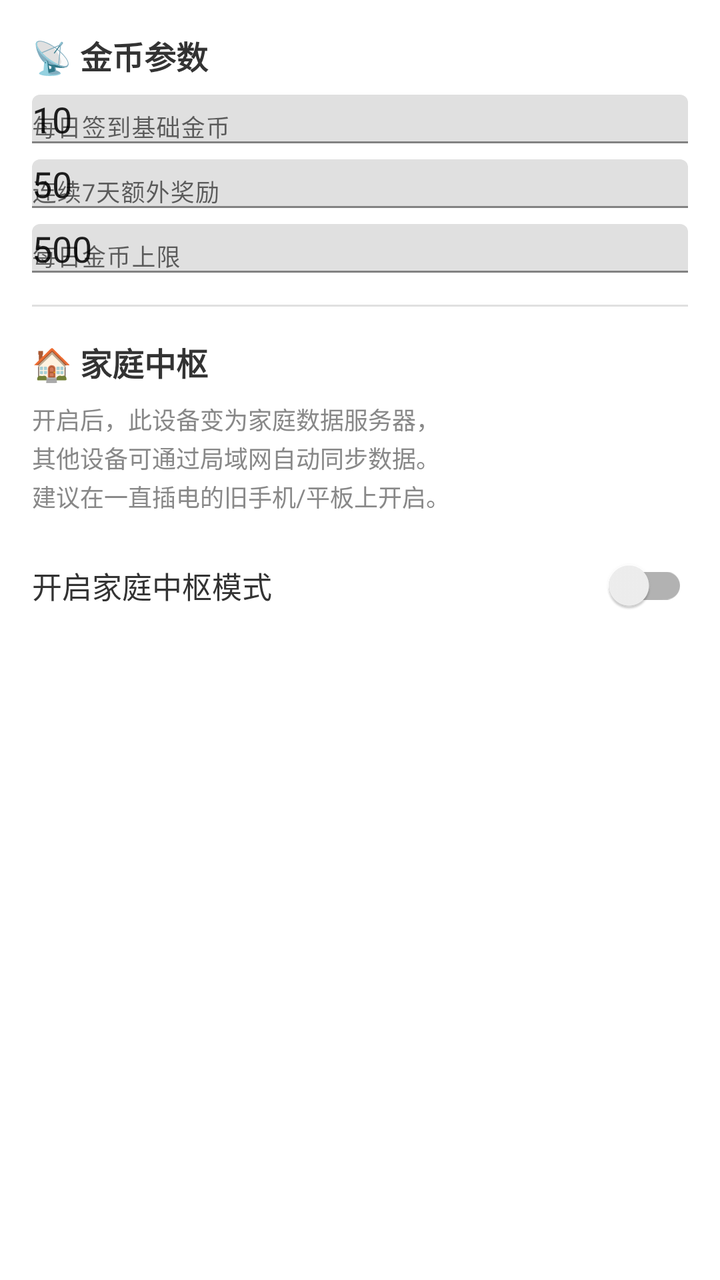
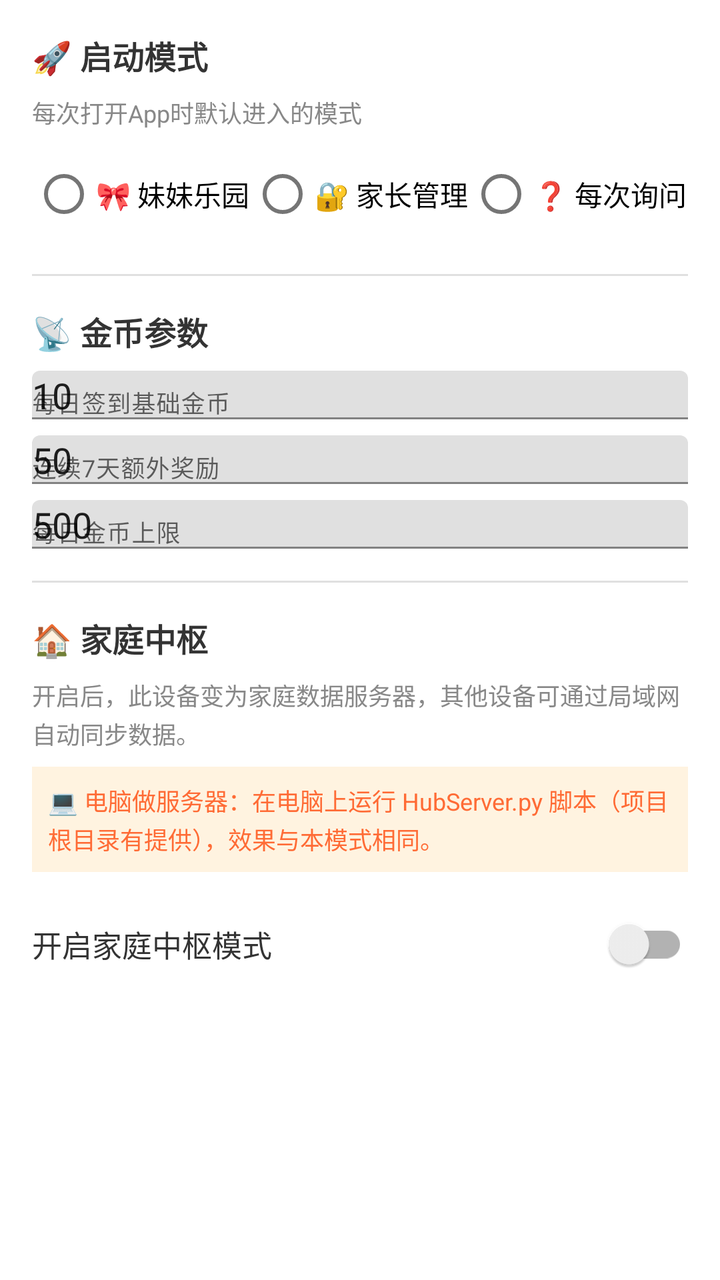

An Android layout rendered at two revisions. The XML below is the earlier revision; the diff shows what the commit changed to produce the second picture.
<!-- AndroidManifest.xml: application theme Theme.HabitTracker -->
<!-- res/layout/dialog_settings.xml -->
<?xml version="1.0" encoding="utf-8"?>
<LinearLayout xmlns:android="http://schemas.android.com/apk/res/android"
    android:layout_width="match_parent"
    android:layout_height="wrap_content"
    android:orientation="vertical"
    android:padding="16dp">

    <TextView
        android:layout_width="match_parent"
        android:layout_height="wrap_content"
        android:text="📡 金币参数"
        android:textSize="16sp"
        android:textStyle="bold"
        android:textColor="@color/text_primary"
        android:layout_marginBottom="8dp" />

    <com.google.android.material.textfield.TextInputLayout
        android:layout_width="match_parent"
        android:layout_height="wrap_content"
        android:hint="每日签到基础金币"
        android:layout_marginBottom="8dp">

        <android.widget.EditText
            android:id="@+id/et_base_reward"
            android:layout_width="match_parent"
            android:layout_height="wrap_content"
            android:inputType="number"
            android:text="10" />

    </com.google.android.material.textfield.TextInputLayout>

    <com.google.android.material.textfield.TextInputLayout
        android:layout_width="match_parent"
        android:layout_height="wrap_content"
        android:hint="连续7天额外奖励"
        android:layout_marginBottom="8dp">

        <android.widget.EditText
            android:id="@+id/et_streak7"
            android:layout_width="match_parent"
            android:layout_height="wrap_content"
            android:inputType="number"
            android:text="50" />

    </com.google.android.material.textfield.TextInputLayout>

    <com.google.android.material.textfield.TextInputLayout
        android:layout_width="match_parent"
        android:layout_height="wrap_content"
        android:hint="每日金币上限"
        android:layout_marginBottom="16dp">

        <android.widget.EditText
            android:id="@+id/et_max_daily"
            android:layout_width="match_parent"
            android:layout_height="wrap_content"
            android:inputType="number"
            android:text="500" />

    </com.google.android.material.textfield.TextInputLayout>

    
    <View
        android:layout_width="match_parent"
        android:layout_height="1dp"
        android:background="#E0E0E0"
        android:layout_marginBottom="16dp" />

    <TextView
        android:layout_width="match_parent"
        android:layout_height="wrap_content"
        android:text="🏠 家庭中枢"
        android:textSize="16sp"
        android:textStyle="bold"
        android:textColor="@color/text_primary"
        android:layout_marginBottom="8dp" />

    <TextView
        android:layout_width="match_parent"
        android:layout_height="wrap_content"
        android:text="开启后，此设备变为家庭数据服务器，\n其他设备可通过局域网自动同步数据。\n建议在一直插电的旧手机/平板上开启。"
        android:textSize="12sp"
        android:textColor="@color/text_secondary"
        android:lineSpacingExtra="2dp"
        android:layout_marginBottom="12dp" />

    <LinearLayout
        android:layout_width="match_parent"
        android:layout_height="wrap_content"
        android:orientation="horizontal"
        android:gravity="center_vertical">

        <TextView
            android:layout_width="0dp"
            android:layout_height="wrap_content"
            android:layout_weight="1"
            android:text="开启家庭中枢模式"
            android:textSize="15sp"
            android:textColor="@color/text_primary" />

        <androidx.appcompat.widget.SwitchCompat
            android:id="@+id/switch_hub_mode"
            android:layout_width="wrap_content"
            android:layout_height="wrap_content" />

    </LinearLayout>

</LinearLayout>
<!-- resources referenced by this layout -->
<resources>
  <color name="text_primary">#333333</color>
  <color name="text_secondary">#888888</color>
  <style name="Theme.HabitTracker" parent="Theme.MaterialComponents.Light.NoActionBar">
          <item name="colorPrimary">@color/child_pink</item>
          <item name="colorPrimaryVariant">@color/child_pink_light</item>
          <item name="colorOnPrimary">@color/white</item>
          <item name="colorSecondary">@color/child_green</item>
          <item name="android:statusBarColor">@color/child_pink_light</item>
      </style>
  <color name="child_pink">#FF6B9D</color>
  <color name="child_pink_light">#FFF0F5</color>
  <color name="white">#FFFFFF</color>
  <color name="child_green">#4CAF50</color>
</resources>

<!-- the commit's change to res/layout/dialog_settings.xml (unified diff, before → after) -->
@@ -1,108 +1,181 @@
 <?xml version="1.0" encoding="utf-8"?>
-<LinearLayout xmlns:android="http://schemas.android.com/apk/res/android"
+<ScrollView xmlns:android="http://schemas.android.com/apk/res/android"
     android:layout_width="match_parent"
-    android:layout_height="wrap_content"
-    android:orientation="vertical"
-    android:padding="16dp">
-
-    <TextView
-        android:layout_width="match_parent"
-        android:layout_height="wrap_content"
-        android:text="📡 金币参数"
-        android:textSize="16sp"
-        android:textStyle="bold"
-        android:textColor="@color/text_primary"
-        android:layout_marginBottom="8dp" />
-
-    <com.google.android.material.textfield.TextInputLayout
-        android:layout_width="match_parent"
-        android:layout_height="wrap_content"
-        android:hint="每日签到基础金币"
-        android:layout_marginBottom="8dp">
-
-        <android.widget.EditText
-            android:id="@+id/et_base_reward"
-            android:layout_width="match_parent"
-            android:layout_height="wrap_content"
-            android:inputType="number"
-            android:text="10" />
-
-    </com.google.android.material.textfield.TextInputLayout>
-
-    <com.google.android.material.textfield.TextInputLayout
-        android:layout_width="match_parent"
-        android:layout_height="wrap_content"
-        android:hint="连续7天额外奖励"
-        android:layout_marginBottom="8dp">
-
-        <android.widget.EditText
-            android:id="@+id/et_streak7"
-            android:layout_width="match_parent"
-            android:layout_height="wrap_content"
-            android:inputType="number"
-            android:text="50" />
-
-    </com.google.android.material.textfield.TextInputLayout>
-
-    <com.google.android.material.textfield.TextInputLayout
-        android:layout_width="match_parent"
-        android:layout_height="wrap_content"
-        android:hint="每日金币上限"
-        android:layout_marginBottom="16dp">
-
-        <android.widget.EditText
-            android:id="@+id/et_max_daily"
-            android:layout_width="match_parent"
-            android:layout_height="wrap_content"
-            android:inputType="number"
-            android:text="500" />
-
-    </com.google.android.material.textfield.TextInputLayout>
-
-    
-    <View
-        android:layout_width="match_parent"
-        android:layout_height="1dp"
-        android:background="#E0E0E0"
-        android:layout_marginBottom="16dp" />
-
-    <TextView
-        android:layout_width="match_parent"
-        android:layout_height="wrap_content"
-        android:text="🏠 家庭中枢"
-        android:textSize="16sp"
-        android:textStyle="bold"
-        android:textColor="@color/text_primary"
-        android:layout_marginBottom="8dp" />
-
-    <TextView
-        android:layout_width="match_parent"
-        android:layout_height="wrap_content"
-        android:text="开启后，此设备变为家庭数据服务器，\n其他设备可通过局域网自动同步数据。\n建议在一直插电的旧手机/平板上开启。"
-        android:textSize="12sp"
-        android:textColor="@color/text_secondary"
-        android:lineSpacingExtra="2dp"
-        android:layout_marginBottom="12dp" />
+    android:layout_height="wrap_content">
 
     <LinearLayout
         android:layout_width="match_parent"
         android:layout_height="wrap_content"
-        android:orientation="horizontal"
-        android:gravity="center_vertical">
+        android:orientation="vertical"
+        android:padding="16dp">
+
+        
+        <TextView
+            android:layout_width="match_parent"
+            android:layout_height="wrap_content"
+            android:text="🚀 启动模式"
+            android:textSize="16sp"
+            android:textStyle="bold"
+            android:textColor="@color/text_primary"
+            android:layout_marginBottom="8dp" />
 
         <TextView
-            android:layout_width="0dp"
+            android:layout_width="match_parent"
             android:layout_height="wrap_content"
-            android:layout_weight="1"
-            android:text="开启家庭中枢模式"
-            android:textSize="15sp"
-            android:textColor="@color/text_primary" />
+            android:text="每次打开App时默认进入的模式"
+            android:textSize="12sp"
+            android:textColor="@color/text_secondary"
+            android:layout_marginBottom="8dp" />
 
-        <androidx.appcompat.widget.SwitchCompat
-            android:id="@+id/switch_hub_mode"
-            android:layout_width="wrap_content"
-            android:layout_height="wrap_content" />
+        <RadioGroup
+            android:id="@+id/rg_default_mode"
+            android:layout_width="match_parent"
+            android:layout_height="wrap_content"
+            android:orientation="horizontal"
+            android:layout_marginBottom="16dp">
+
+            <RadioButton
+                android:id="@+id/rb_mode_child"
+                android:layout_width="0dp"
+                android:layout_height="wrap_content"
+                android:layout_weight="1"
+                android:text="🎀 妹妹乐园"
+                android:textSize="14sp" />
+
+            <RadioButton
+                android:id="@+id/rb_mode_parent"
+                android:layout_width="0dp"
+                android:layout_height="wrap_content"
+                android:layout_weight="1"
+                android:text="🔐 家长管理"
+                android:textSize="14sp" />
+
+            <RadioButton
+                android:id="@+id/rb_mode_ask"
+                android:layout_width="0dp"
+                android:layout_height="wrap_content"
+                android:layout_weight="1"
+                android:text="❓ 每次询问"
+                android:textSize="14sp" />
+        </RadioGroup>
+
+        
+        <View
+            android:layout_width="match_parent"
+            android:layout_height="1dp"
+            android:background="#E0E0E0"
+            android:layout_marginBottom="16dp" />
+
+        <TextView
+            android:layout_width="match_parent"
+            android:layout_height="wrap_content"
+            android:text="📡 金币参数"
+            android:textSize="16sp"
+            android:textStyle="bold"
+            android:textColor="@color/text_primary"
+            android:layout_marginBottom="8dp" />
+
+        <com.google.android.material.textfield.TextInputLayout
+            android:layout_width="match_parent"
+            android:layout_height="wrap_content"
+            android:hint="每日签到基础金币"
+            android:layout_marginBottom="8dp">
+
+            <android.widget.EditText
+                android:id="@+id/et_base_reward"
+                android:layout_width="match_parent"
+                android:layout_height="wrap_content"
+                android:inputType="number"
+                android:text="10" />
+
+        </com.google.android.material.textfield.TextInputLayout>
+
+        <com.google.android.material.textfield.TextInputLayout
+            android:layout_width="match_parent"
+            android:layout_height="wrap_content"
+            android:hint="连续7天额外奖励"
+            android:layout_marginBottom="8dp">
+
+            <android.widget.EditText
+                android:id="@+id/et_streak7"
+                android:layout_width="match_parent"
+                android:layout_height="wrap_content"
+                android:inputType="number"
+                android:text="50" />
+
+        </com.google.android.material.textfield.TextInputLayout>
+
+        <com.google.android.material.textfield.TextInputLayout
+            android:layout_width="match_parent"
+            android:layout_height="wrap_content"
+            android:hint="每日金币上限"
+            android:layout_marginBottom="16dp">
+
+            <android.widget.EditText
+                android:id="@+id/et_max_daily"
+                android:layout_width="match_parent"
+                android:layout_height="wrap_content"
+                android:inputType="number"
+                android:text="500" />
+
+        </com.google.android.material.textfield.TextInputLayout>
+
+        
+        <View
+            android:layout_width="match_parent"
+            android:layout_height="1dp"
+            android:background="#E0E0E0"
+            android:layout_marginBottom="16dp" />
+
+        <TextView
+            android:layout_width="match_parent"
+            android:layout_height="wrap_content"
+            android:text="🏠 家庭中枢"
+            android:textSize="16sp"
+            android:textStyle="bold"
+            android:textColor="@color/text_primary"
+            android:layout_marginBottom="8dp" />
+
+        <TextView
+            android:layout_width="match_parent"
+            android:layout_height="wrap_content"
+            android:text="开启后，此设备变为家庭数据服务器，其他设备可通过局域网自动同步数据。"
+            android:textSize="12sp"
+            android:textColor="@color/text_secondary"
+            android:lineSpacingExtra="2dp"
+            android:layout_marginBottom="8dp" />
+
+        <TextView
+            android:layout_width="match_parent"
+            android:layout_height="wrap_content"
+            android:text="💻 电脑做服务器：在电脑上运行 HubServer.py 脚本（项目根目录有提供），效果与本模式相同。"
+            android:textSize="12sp"
+            android:textColor="#FF6B35"
+            android:lineSpacingExtra="2dp"
+            android:background="#FFF3E0"
+            android:padding="8dp"
+            android:layout_marginBottom="12dp" />
+
+        <LinearLayout
+            android:layout_width="match_parent"
+            android:layout_height="wrap_content"
+            android:orientation="horizontal"
+            android:gravity="center_vertical">
+
+            <TextView
+                android:layout_width="0dp"
+                android:layout_height="wrap_content"
+                android:layout_weight="1"
+                android:text="开启家庭中枢模式"
+                android:textSize="15sp"
+                android:textColor="@color/text_primary" />
+
+            <androidx.appcompat.widget.SwitchCompat
+                android:id="@+id/switch_hub_mode"
+                android:layout_width="wrap_content"
+                android:layout_height="wrap_content" />
+
+        </LinearLayout>
 
     </LinearLayout>
-
-</LinearLayout>
+</ScrollView>
